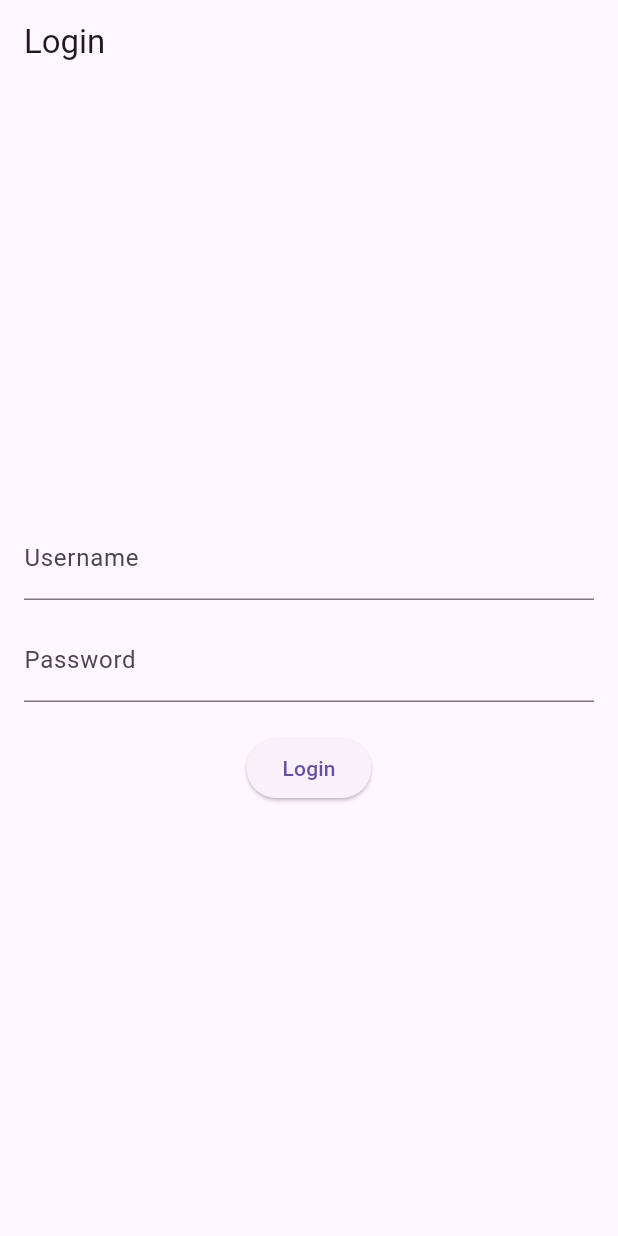
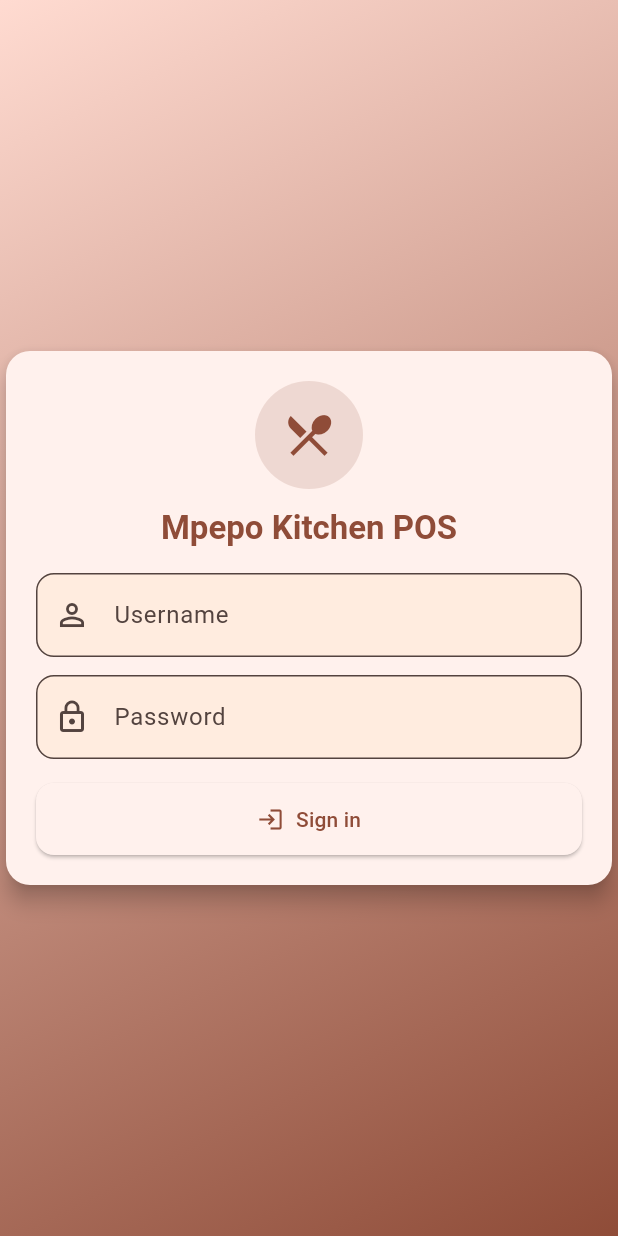
Before and after one commit to Kapandamake018/pos, a Flutter app: the screen it shows after launch, on a phone screen of 412 x 824 dp. Run offline on Flutter 3.47's test engine with Material 3 defaults, Android fonts, the phone set to English and light mode, and no system bars; our stand-ins replace flutter_secure_storage.

Commit message:
added to the ui

```diff
--- a/lib/Views/login_screen.dart
+++ b/lib/Views/login_screen.dart
@@ -1,7 +1,7 @@
 import 'package:flutter/material.dart';
 import 'package:provider/provider.dart';
 import '../Services/pos_service.dart';
-import '../Views/product_listing.dart';
+import 'product_listing.dart';
 
 class LoginScreen extends StatefulWidget {
   const LoginScreen({super.key});
@@ -11,77 +11,134 @@ class LoginScreen extends StatefulWidget {
 }
 
 class _LoginScreenState extends State<LoginScreen> {
-  final _formKey = GlobalKey<FormState>();
-  final _username = TextEditingController();
-  final _password = TextEditingController();
+  final _form = GlobalKey<FormState>();
+  final _user = TextEditingController();
+  final _pass = TextEditingController();
   bool _loading = false;
   String? _error;
 
   @override
   void dispose() {
-    _username.dispose();
-    _password.dispose();
+    _user.dispose();
+    _pass.dispose();
     super.dispose();
   }
 
-  Future<void> _doLogin() async {
-    if (!_formKey.currentState!.validate()) return;
+  Future<void> _login() async {
+    if (!_form.currentState!.validate()) return;
     setState(() {
       _loading = true;
       _error = null;
     });
-
     try {
-      await context.read<PosService>().login(_username.text, _password.text);
+      await context.read<PosService>().login(_user.text, _pass.text);
       if (!mounted) return;
-      // Navigate to products screen after login
       Navigator.of(context).pushReplacement(
         MaterialPageRoute(builder: (_) => const ProductListingScreen()),
       );
-    } on Exception catch (e) {
-      setState(() => _error = e.toString());
+    } catch (e) {
+      if (!mounted) return;
+      setState(() => _error = 'Login failed. ${e.toString()}');
+      ScaffoldMessenger.of(context).showSnackBar(
+        SnackBar(content: Text(_error!), behavior: SnackBarBehavior.floating),
+      );
     } finally {
-      if (mounted) {
-        setState(() => _loading = false);
-      }
+      if (mounted) setState(() => _loading = false);
     }
   }
 
   @override
   Widget build(BuildContext context) {
+    final cs = Theme.of(context).colorScheme;
     return Scaffold(
-      appBar: AppBar(title: const Text('Login')),
-      body: Padding(
-        padding: const EdgeInsets.all(16),
+      body: Container(
+        decoration: BoxDecoration(
+          gradient: LinearGradient(
+            colors: [cs.primaryContainer, cs.primary],
+            begin: Alignment.topLeft,
+            end: Alignment.bottomRight,
+          ),
+        ),
+        child: Center(
+          child: ConstrainedBox(
+            constraints: const BoxConstraints(maxWidth: 420),
+            child: Card(
+              elevation: 6,
+              shape: RoundedRectangleBorder(
+                borderRadius: BorderRadius.circular(16),
+              ),
+              child: Padding(
+                padding: const EdgeInsets.all(20),
                 child: Form(
-          key: _formKey,
+                  key: _form,
                   child: Column(
-            mainAxisAlignment: MainAxisAlignment.center,
+                    mainAxisSize: MainAxisSize.min,
                     children: [
-              if (_error != null)
-                Text(_error!, style: const TextStyle(color: Colors.red)),
+                      CircleAvatar(
+                        radius: 36,
+                        backgroundColor: cs.primary.withOpacity(0.15),
+                        child: Icon(
+                          Icons.restaurant_menu,
+                          color: cs.primary,
+                          size: 36,
+                        ),
+                      ),
+                      const SizedBox(height: 12),
+                      Text(
+                        'Mpepo Kitchen POS',
+                        style: Theme.of(context).textTheme.titleLarge?.copyWith(
+                          color: cs.primary,
+                          fontWeight: FontWeight.w700,
+                        ),
+                      ),
+                      if (_error != null) ...[
+                        const SizedBox(height: 8),
+                        Text(_error!, style: TextStyle(color: cs.error)),
+                      ],
+                      const SizedBox(height: 16),
                       TextFormField(
-                controller: _username,
-                decoration: const InputDecoration(labelText: 'Username'),
+                        controller: _user,
+                        textInputAction: TextInputAction.next,
+                        decoration: const InputDecoration(
+                          labelText: 'Username',
+                          prefixIcon: Icon(Icons.person_outline),
+                        ),
                         validator: (v) =>
                             (v == null || v.isEmpty) ? 'Required' : null,
                       ),
                       const SizedBox(height: 12),
                       TextFormField(
-                controller: _password,
+                        controller: _pass,
                         obscureText: true,
-                decoration: const InputDecoration(labelText: 'Password'),
+                        decoration: const InputDecoration(
+                          labelText: 'Password',
+                          prefixIcon: Icon(Icons.lock_outline),
+                        ),
                         validator: (v) =>
                             (v == null || v.isEmpty) ? 'Required' : null,
                       ),
-              const SizedBox(height: 20),
-              _loading
-                  ? const CircularProgressIndicator()
-                  : ElevatedButton(
-                      onPressed: _doLogin,
-                      child: const Text('Login'),
+                      const SizedBox(height: 16),
+                      SizedBox(
+                        width: double.infinity,
+                        child: ElevatedButton.icon(
+                          onPressed: _loading ? null : _login,
+                          icon: _loading
+                              ? const SizedBox(
+                                  width: 18,
+                                  height: 18,
+                                  child: CircularProgressIndicator(
+                                    strokeWidth: 2,
+                                  ),
+                                )
+                              : const Icon(Icons.login),
+                          label: const Text('Sign in'),
+                        ),
                       ),
                     ],
+                  ),
+                ),
+              ),
+            ),
           ),
         ),
       ),
--- a/lib/main.dart
+++ b/lib/main.dart
@@ -5,30 +5,53 @@ import 'package:provider/provider.dart';
 import 'Services/pos_service.dart';
 import 'Views/login_screen.dart';
 
-void main() {
-  runApp(
-    ChangeNotifierProvider(
-      create: (_) => PosService(),
-      child: const MyApp(),
-    ),
-  );
-}
-
 class MyApp extends StatelessWidget {
   const MyApp({super.key});
 
   @override
   Widget build(BuildContext context) {
-    // Now, MyApp and all its children (including MaterialApp and its pages)
-    // are below the ChangeNotifierProvider in the widget tree.
+    const seed = Colors.deepOrange;
     return MaterialApp(
-      title: 'Mpepo Kitchen POS',
+      title: 'Mpepo POS',
+      themeMode: ThemeMode.light,
       theme: ThemeData(
-        primarySwatch: Colors.deepOrange,
-        visualDensity: VisualDensity.adaptivePlatformDensity,
+        useMaterial3: true,
+        colorScheme: ColorScheme.fromSeed(
+          seedColor: seed,
+          brightness: Brightness.light,
+        ),
+        appBarTheme: const AppBarTheme(centerTitle: true),
+        elevatedButtonTheme: ElevatedButtonThemeData(
+          style: ElevatedButton.styleFrom(
+            padding: const EdgeInsets.symmetric(horizontal: 20, vertical: 14),
+            shape: RoundedRectangleBorder(
+              borderRadius: BorderRadius.circular(12),
+            ),
+          ),
+        ),
+        inputDecorationTheme: InputDecorationTheme(
+          border: OutlineInputBorder(borderRadius: BorderRadius.circular(12)),
+          filled: true,
+          fillColor: Colors.orange.withOpacity(0.06),
+        ),
+        snackBarTheme: const SnackBarThemeData(
+          behavior: SnackBarBehavior.floating,
+        ),
       ),
-      debugShowCheckedModeBanner: false,
+      darkTheme: ThemeData(
+        useMaterial3: true,
+        colorScheme: ColorScheme.fromSeed(
+          seedColor: seed,
+          brightness: Brightness.dark,
+        ),
+      ),
       home: const LoginScreen(),
     );
   }
 }
+
+void main() {
+  runApp(
+    ChangeNotifierProvider(create: (_) => PosService(), child: const MyApp()),
+  );
+}
```
Also changed, not shown: lib/Views/product_listing.dart (+65 -18 lines). Lines whose indentation alone changed are shown as unchanged.
